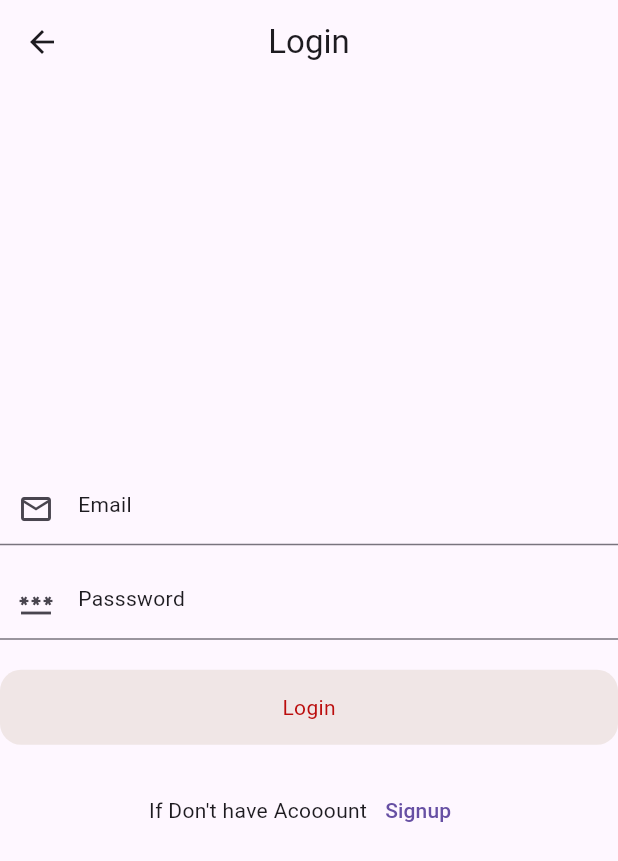
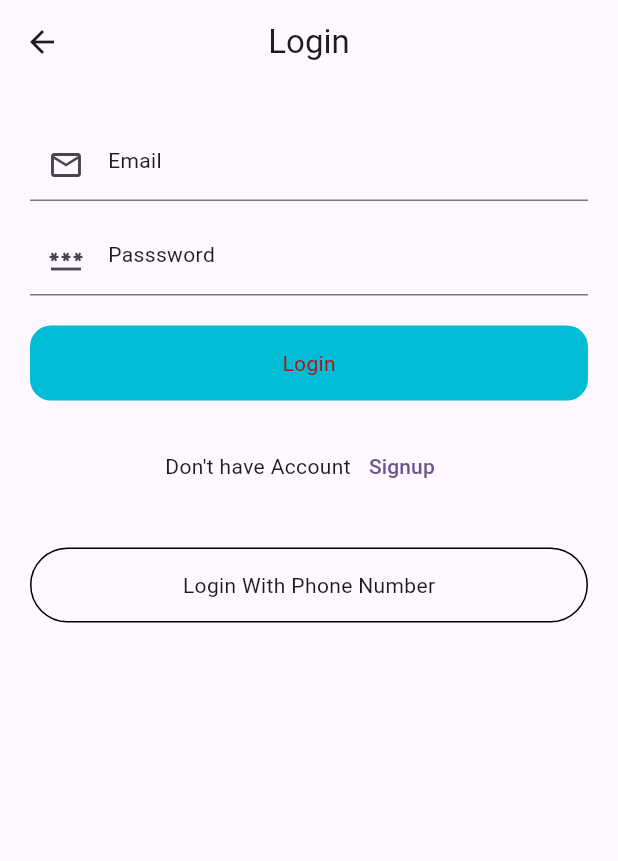
Before and after one commit to Hasnain-4979/e-commerce-app-using-bloc, a Flutter app: the LoginScreen screen opened directly, on a phone screen of 412 x 824 dp. Shown: the top 861 px of the screen. Run offline on Flutter 3.47's test engine with Material 3 defaults, Android fonts, the light colour scheme and no system bars; our stand-ins replace firebase_auth, firebase_core; accounts and stored records are empty.

Commit message:
pushed will phone number authenticated

```diff
--- a/lib/views/auth/login_screen.dart
+++ b/lib/views/auth/login_screen.dart
@@ -1,4 +1,5 @@
 import 'package:e_commerce_app_with_bloc/views/auth/home/splash_screen.dart';
+import 'package:e_commerce_app_with_bloc/views/auth/login_with_phone_number.dart';
 import 'package:e_commerce_app_with_bloc/views/auth/signup_screen.dart';
 import 'package:e_commerce_app_with_bloc/widgets/round_button.dart';
 import 'package:firebase_auth/firebase_auth.dart';
@@ -17,8 +18,8 @@ class _LoginScreenState extends State<LoginScreen> {
   final _emailController = TextEditingController();
   final _passwordController = TextEditingController();
 
-  final FirebaseAuth _auth = FirebaseAuth.instance;
-  bool isLoading = true;
+  final _auth = FirebaseAuth.instance;
+  bool isLoading = false;
 
   @override
   void dispose() {
@@ -34,8 +35,8 @@ class _LoginScreenState extends State<LoginScreen> {
       });
       try {
         final userCredential = await _auth.signInWithEmailAndPassword(
-          email: _emailController.text.trim(),
-          password: _passwordController.text.trim(),
+          email: _emailController.text.toString(),
+          password: _passwordController.text.toString(),
         );
         if (userCredential.user != null) {
           Navigator.pushReplacement(
@@ -59,10 +60,11 @@ class _LoginScreenState extends State<LoginScreen> {
   Widget build(BuildContext context) {
     return Scaffold(
       appBar: AppBar(title: Text('Login'), centerTitle: true),
-      body: Column(
-        mainAxisAlignment: MainAxisAlignment.center,
-        children: [
-          Form(
+      body: SafeArea(
+        child: SingleChildScrollView(
+          child: Padding(
+            padding: const EdgeInsets.symmetric(horizontal: 20, vertical: 30),
+            child: Form(
               key: _formKey,
               child: Column(
                 mainAxisAlignment: MainAxisAlignment.center,
@@ -92,6 +94,9 @@ class _LoginScreenState extends State<LoginScreen> {
                       if (value!.isEmpty) {
                         return 'Enter Password';
                       }
+                      if (value.length < 8) {
+                        return 'Password must be 8 chahacter long';
+                      }
                       return null;
                     },
                   ),
@@ -101,7 +106,7 @@ class _LoginScreenState extends State<LoginScreen> {
                   Row(
                     mainAxisAlignment: MainAxisAlignment.center,
                     children: [
-                    Text("If Don't have Acooount"),
+                      Text("Don't have Account"),
                       TextButton(
                         onPressed: () {
                           Navigator.push(
@@ -115,11 +120,31 @@ class _LoginScreenState extends State<LoginScreen> {
                       ),
                     ],
                   ),
-              ],
+                  const SizedBox(height: 30),
+                  InkWell(
+                    onTap: () {
+                      Navigator.push(
+                        context,
+                        MaterialPageRoute(
+                          builder: (context) => LoginWithPhoneNumber(),
+                        ),
+                      );
+                    },
+                    child: Container(
+                      height: 50,
+                      decoration: BoxDecoration(
+                        borderRadius: BorderRadius.circular(50),
+                        border: Border.all(color: Colors.black),
+                      ),
+                      child: Center(child: Text('Login With Phone Number')),
                     ),
                   ),
                 ],
               ),
+            ),
+          ),
+        ),
+      ),
     );
   }
 }
--- a/lib/widgets/round_button.dart
+++ b/lib/widgets/round_button.dart
@@ -3,21 +3,37 @@ import 'package:flutter/material.dart';
 class RoundButton extends StatelessWidget {
   final String title;
   final VoidCallback onTap;
+  final bool isLoading;
 
-  const RoundButton({super.key, required this.title, required this.onTap});
+  const RoundButton({
+    super.key,
+    required this.title,
+    required this.onTap,
+    this.isLoading = false,
+  });
 
   @override
   Widget build(BuildContext context) {
-    return Container(
+    return InkWell(
+      onTap: isLoading ? null : onTap,
+      child: Container(
         height: 50,
         decoration: BoxDecoration(
-        color: const Color.fromARGB(255, 240, 230, 230),
+          color: Colors.cyan,
           borderRadius: BorderRadius.circular(14),
         ),
         child: Center(
-        child: Text(
+          child: isLoading
+              ? CircularProgressIndicator(
+                  color: Colors.cyanAccent,
+                  strokeWidth: 4,
+                )
+              : Text(
                   title,
-          style: TextStyle(color: const Color.fromARGB(255, 187, 13, 13)),
+                  style: TextStyle(
+                    color: const Color.fromARGB(255, 187, 13, 13),
+                  ),
+                ),
         ),
       ),
     );
```
Also changed, not shown: lib/core/services/splash_service.dart (+7 -6 lines), lib/main.dart (+0 -54 lines), lib/views/auth/home/home_page_screen.dart (+21 -1 lines), lib/views/auth/home/splash_screen.dart (+11 -9 lines), lib/views/auth/login_with_phone_number.dart (added, +76 -0 lines), lib/views/auth/signup_screen.dart (+54 -30 lines), lib/views/auth/varify_code.dart (added, +56 -0 lines). Lines whose indentation alone changed are shown as unchanged.
